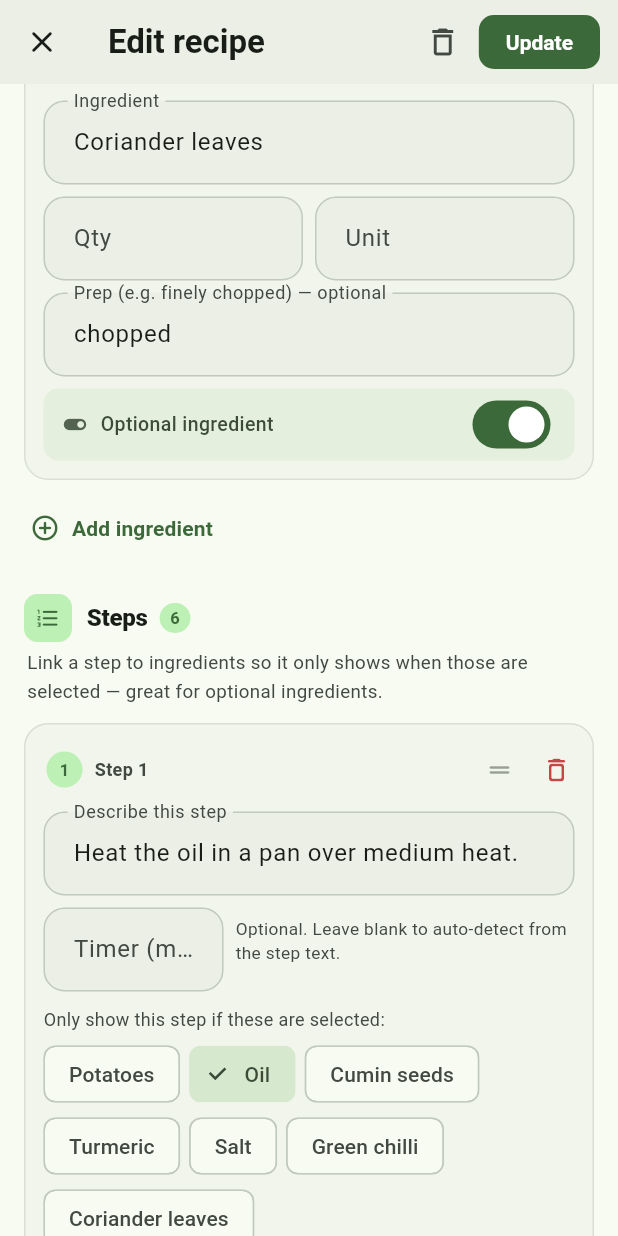
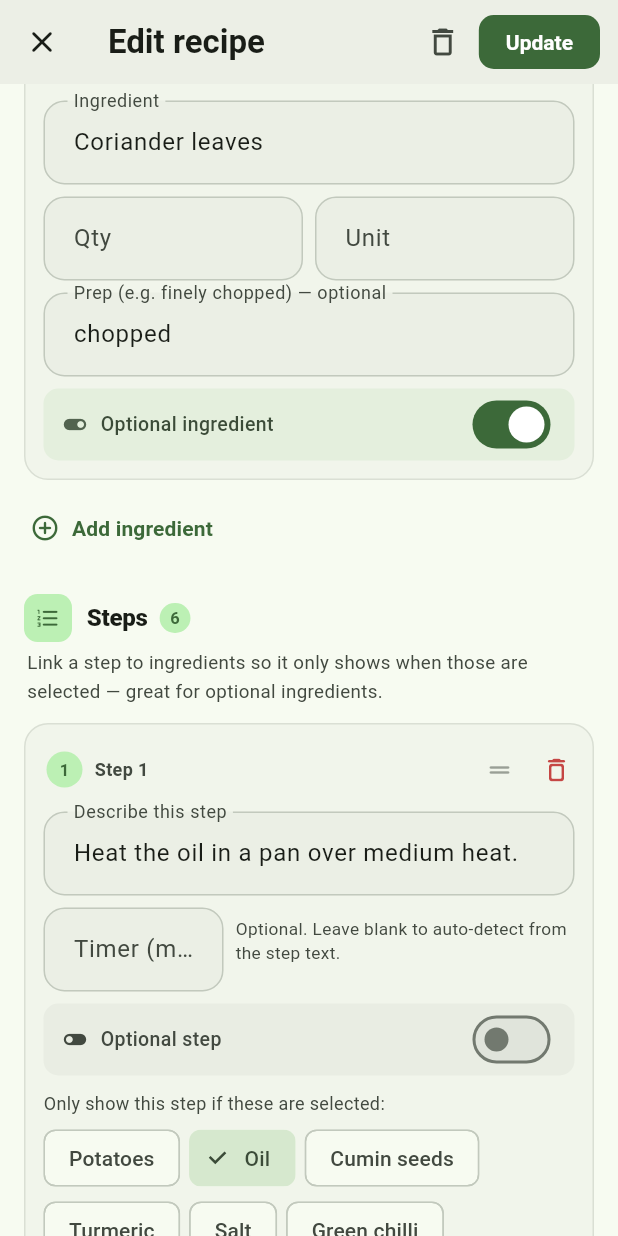
Before and after one commit to blbhargav/stock-home, a Flutter app: the RecipeEditScreen screen opened directly with sample values from the repository, scrolled down 2304 dp, on a phone screen of 412 x 824 dp. Run offline on Flutter 3.47's test engine with Material 3 defaults, Android fonts, the phone set to English and light mode, and no system bars; our stand-ins replace cloud_firestore, firebase_auth, firebase_core, firebase_storage, flutter_local_notifications, image_picker and 6 more; missing offline and left inert: mobile_scanner; accounts and stored records are empty; project files that could hold a hidden picture were left out.

Commit message:
Add optional steps (shown with an Optional badge)
- RecipeStep/CookStep gain an 'optional' flag (persisted + round-tripped)
- buildCookSteps propagates it; prep steps are never optional
- Cook screen shows an OPTIONAL badge above such steps (always visible, so
  the cook can choose to skip them)
- Edit screen step card gets an 'Optional step' toggle (reuses the themed
  _OptionalToggle, now with a label param)
- Demo optional step added to the Masala Omelette built-in
- 3 new tests (propagation, visibility, serialization); 51 total

```diff
--- a/lib/models/builtin_recipes.dart
+++ b/lib/models/builtin_recipes.dart
@@ -146,6 +146,10 @@ const List<Recipe> kBuiltInRecipes = [
         text: 'Flip and cook the other side for a minute. Serve hot.',
         timerSeconds: 10,
       ),
+      RecipeStep(
+        text: 'Serve with toast or ketchup on the side.',
+        optional: true,
+      ),
     ],
   ),
 ];
--- a/lib/models/recipe.dart
+++ b/lib/models/recipe.dart
@@ -70,6 +70,7 @@ class RecipeStep {
     required this.text,
     this.requiresIngredients = const [],
     this.timerSeconds,
+    this.optional = false,
   });
 
   final String text;
@@ -81,6 +82,10 @@ class RecipeStep {
   /// Explicit timer duration in seconds set by the recipe author. When null,
   /// a duration may still be auto-detected from [text] via [stepTimerSeconds].
   final int? timerSeconds;
+
+  /// When true, the step is marked "Optional" in the method — it's shown but
+  /// flagged so the cook knows they can skip it.
+  final bool optional;
 }
 
 /// A recipe: its ingredients and the ordered base steps. Prep steps are not
@@ -140,7 +145,12 @@ class Recipe {
 /// A step shown to the cook: either an auto-generated prep step or one of the
 /// recipe's base steps that survived the ingredient filter.
 class CookStep {
-  const CookStep({required this.text, required this.isPrep, this.timerSeconds});
+  const CookStep({
+    required this.text,
+    required this.isPrep,
+    this.timerSeconds,
+    this.optional = false,
+  });
 
   final String text;
 
@@ -149,6 +159,9 @@ class CookStep {
 
   /// Timer duration for this step in seconds, if any (explicit or detected).
   final int? timerSeconds;
+
+  /// True when this is an author-marked optional step (shown with a badge).
+  final bool optional;
 }
 
 /// Builds the ordered cook steps for a recipe given the user's selected
@@ -183,6 +196,7 @@ List<CookStep> buildCookSteps(Recipe recipe, Set<String> selectedIds) {
           text: step.text,
           isPrep: false,
           timerSeconds: stepTimerSeconds(step),
+          optional: step.optional,
         ),
       );
     }
--- a/lib/screens/recipe_edit_screen.dart
+++ b/lib/screens/recipe_edit_screen.dart
@@ -578,8 +578,12 @@ class _IngredientDraft {
 }
 
 class _StepDraft {
-  _StepDraft({String text = '', Set<String>? requires, int? timerSeconds})
-    : textCtrl = TextEditingController(text: text),
+  _StepDraft({
+    String text = '',
+    Set<String>? requires,
+    int? timerSeconds,
+    this.optional = false,
+  }) : textCtrl = TextEditingController(text: text),
        minutesCtrl = TextEditingController(
          text: (timerSeconds != null && timerSeconds > 0)
              ? (timerSeconds ~/ 60).toString()
@@ -591,11 +595,13 @@ class _StepDraft {
     text: s.text,
     requires: s.requiresIngredients.toSet(),
     timerSeconds: s.timerSeconds,
+    optional: s.optional,
   );
 
   final TextEditingController textCtrl;
   final TextEditingController minutesCtrl;
   final Set<String> requires;
+  bool optional;
 
   RecipeStep toModel(Set<String> validIds) {
     final mins = int.tryParse(minutesCtrl.text.trim());
@@ -603,6 +609,7 @@ class _StepDraft {
       text: textCtrl.text.trim(),
       requiresIngredients: requires.where(validIds.contains).toList(),
       timerSeconds: (mins != null && mins > 0) ? mins * 60 : null,
+      optional: optional,
     );
   }
 
@@ -711,12 +718,17 @@ class _IngredientCard extends StatelessWidget {
   }
 }
 
-/// Themed optional-ingredient toggle whose tint changes when enabled.
+/// Themed optional toggle whose tint changes when enabled.
 class _OptionalToggle extends StatefulWidget {
-  const _OptionalToggle({required this.value, required this.onChanged});
+  const _OptionalToggle({
+    required this.value,
+    required this.onChanged,
+    this.label = 'Optional ingredient',
+  });
 
   final bool value;
   final ValueChanged<bool> onChanged;
+  final String label;
 
   @override
   State<_OptionalToggle> createState() => _OptionalToggleState();
@@ -745,7 +757,7 @@ class _OptionalToggleState extends State<_OptionalToggle> {
           ),
           const SizedBox(width: 8),
           Text(
-            'Optional ingredient',
+            widget.label,
             style: TextStyle(
               fontSize: 13,
               fontWeight: FontWeight.w500,
@@ -865,6 +877,12 @@ class _StepCard extends StatelessWidget {
                       ),
                     ],
                   ),
+                  const SizedBox(height: 8),
+                  _OptionalToggle(
+                    label: 'Optional step',
+                    value: draft.optional,
+                    onChanged: (v) => draft.optional = v,
+                  ),
                   if (named.isNotEmpty) ...[
                     const SizedBox(height: 10),
                     Text(
--- a/lib/services/recipe_service.dart
+++ b/lib/services/recipe_service.dart
@@ -75,6 +75,7 @@ Recipe recipeFromMap(String id, Map<String, dynamic> data) {
                   .whereType<String>()
                   .toList(),
           timerSeconds: (map['timerSeconds'] as num?)?.toInt(),
+          optional: (map['optional'] as bool?) ?? false,
         );
       })
       .where((s) => s.text.isNotEmpty)
@@ -117,6 +118,7 @@ Map<String, dynamic> recipeToMap(Recipe r) {
             'text': s.text,
             'requiresIngredients': s.requiresIngredients,
             'timerSeconds': s.timerSeconds,
+            'optional': s.optional,
           },
         )
         .toList(),
```
Also changed, not shown: lib/screens/recipe_cook_screen.dart (+22 -0 lines), 1 other file. Lines whose indentation alone changed are shown as unchanged.
